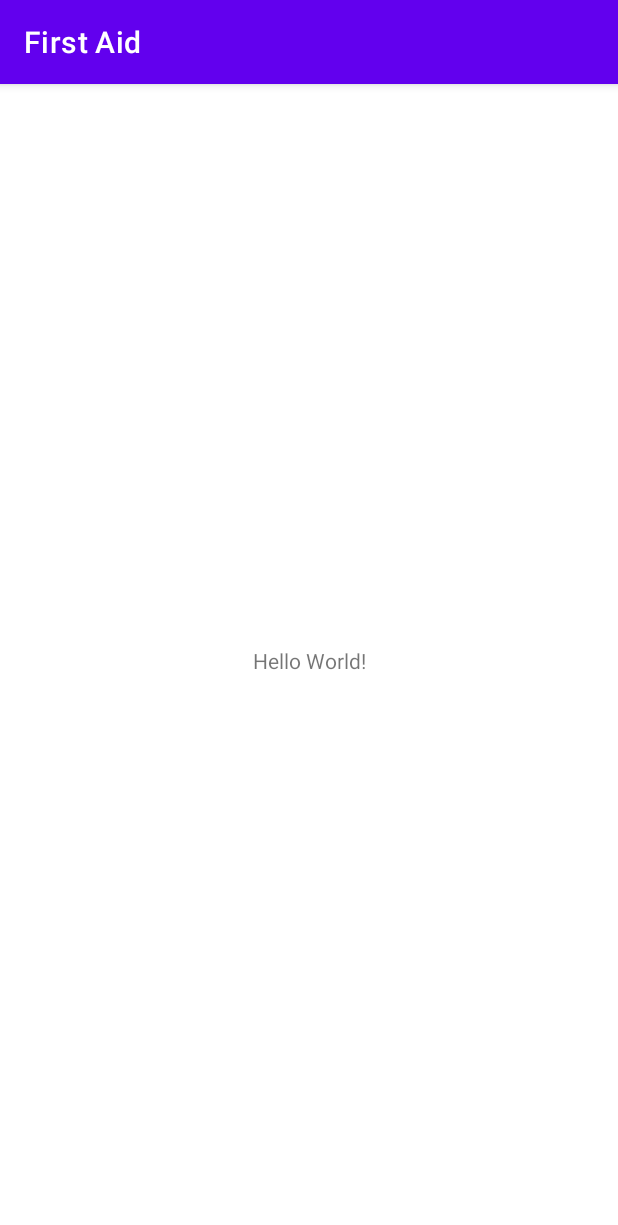
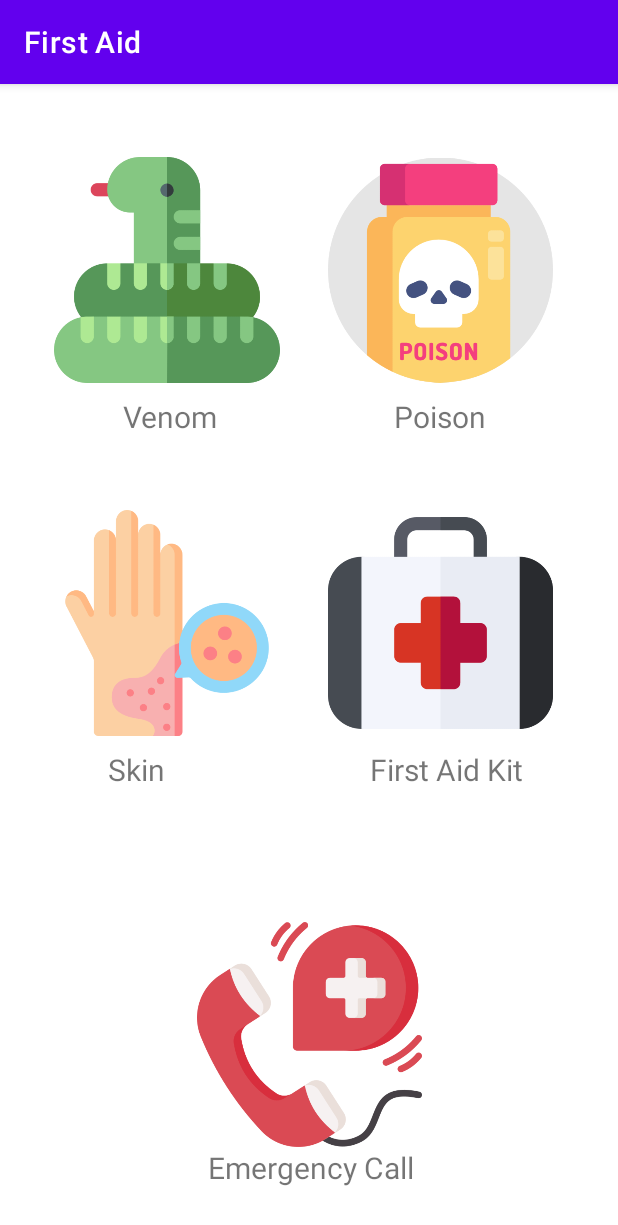
Before and after one commit to JasmanShah/first_aid_guide, an Android app: the screen it shows after launch (MainActivity), on a phone screen of 412 x 824 dp. Shown: the top 1225 px of the screen. Run offline under Robolectric (Android 15) with nearby library versions, the phone set to English and light mode, and no system bars.

Commit message:
added icon

```diff
--- a/app/src/main/res/layout/activity_main.xml
+++ b/app/src/main/res/layout/activity_main.xml
@@ -6,13 +6,121 @@
     android:layout_height="match_parent"
     tools:context=".MainActivity">
 
+    <ImageView
+        android:id="@+id/venom"
+        android:layout_width="0dp"
+        android:layout_height="0dp"
+        android:layout_marginStart="36dp"
+        android:layout_marginEnd="32dp"
+        app:layout_constraintBottom_toTopOf="@+id/venomText"
+        app:layout_constraintEnd_toStartOf="@+id/poison"
+        app:layout_constraintStart_toStartOf="parent"
+        app:layout_constraintTop_toTopOf="@+id/poison"
+        app:srcCompat="@drawable/snake" />
+
     <TextView
+        android:id="@+id/venomText"
         android:layout_width="wrap_content"
         android:layout_height="wrap_content"
-        android:text="Hello World!"
-        app:layout_constraintBottom_toBottomOf="parent"
-        app:layout_constraintLeft_toLeftOf="parent"
-        app:layout_constraintRight_toRightOf="parent"
+        android:layout_marginEnd="41dp"
+        android:layout_marginBottom="40dp"
+        android:text="Venom"
+        android:textSize="20sp"
+        app:layout_constraintBottom_toTopOf="@+id/skin"
+        app:layout_constraintEnd_toEndOf="@+id/venom" />
+
+    <ImageView
+        android:id="@+id/poison"
+        android:layout_width="0dp"
+        android:layout_height="0dp"
+        android:layout_marginTop="40dp"
+        android:layout_marginEnd="43dp"
+        android:layout_marginBottom="27dp"
+        app:layout_constraintBottom_toBottomOf="@+id/poisonText"
+        app:layout_constraintEnd_toEndOf="parent"
+        app:layout_constraintStart_toEndOf="@+id/venom"
+        app:layout_constraintTop_toTopOf="parent"
+        app:srcCompat="@drawable/poison" />
+
+    <TextView
+        android:id="@+id/poisonText"
+        android:layout_width="wrap_content"
+        android:layout_height="wrap_content"
+        android:layout_marginTop="190dp"
+        android:layout_marginBottom="190dp"
+        android:text="Poison"
+        android:textSize="20sp"
+        app:layout_constraintBottom_toTopOf="@+id/firstAidKitText"
+        app:layout_constraintEnd_toEndOf="@+id/poison"
+        app:layout_constraintStart_toStartOf="@+id/poison"
         app:layout_constraintTop_toTopOf="parent" />
 
+    <ImageView
+        android:id="@+id/skin"
+        android:layout_width="0dp"
+        android:layout_height="0dp"
+        android:layout_marginStart="36dp"
+        android:layout_marginEnd="32dp"
+        app:layout_constraintBottom_toTopOf="@+id/skinText"
+        app:layout_constraintEnd_toStartOf="@+id/firstaidkit"
+        app:layout_constraintStart_toStartOf="parent"
+        app:layout_constraintTop_toTopOf="@+id/firstaidkit"
+        app:srcCompat="@drawable/rash" />
+
+    <TextView
+        android:id="@+id/skinText"
+        android:layout_width="wrap_content"
+        android:layout_height="wrap_content"
+        android:layout_marginBottom="88dp"
+        android:text="Skin"
+        android:textSize="20sp"
+        app:layout_constraintBottom_toTopOf="@+id/imageView5"
+        app:layout_constraintEnd_toEndOf="@+id/skin"
+        app:layout_constraintHorizontal_bias="0.321"
+        app:layout_constraintStart_toStartOf="@+id/skin" />
+
+    <ImageView
+        android:id="@+id/firstaidkit"
+        android:layout_width="0dp"
+        android:layout_height="0dp"
+        android:layout_marginTop="40dp"
+        android:layout_marginEnd="43dp"
+        android:layout_marginBottom="27dp"
+        app:layout_constraintBottom_toBottomOf="@+id/firstAidKitText"
+        app:layout_constraintEnd_toEndOf="parent"
+        app:layout_constraintStart_toEndOf="@+id/skin"
+        app:layout_constraintTop_toBottomOf="@+id/poisonText"
+        app:srcCompat="@drawable/firstaidkit" />
+
+    <TextView
+        android:id="@+id/firstAidKitText"
+        android:layout_width="wrap_content"
+        android:layout_height="wrap_content"
+        android:layout_marginEnd="20dp"
+        android:text="First Aid Kit"
+        android:textSize="20sp"
+        app:layout_constraintBottom_toBottomOf="@+id/skinText"
+        app:layout_constraintEnd_toEndOf="@+id/firstaidkit"
+        app:layout_constraintTop_toTopOf="@+id/skinText" />
+
+    <ImageView
+        android:id="@+id/imageView5"
+        android:layout_width="150dp"
+        android:layout_height="150dp"
+        app:layout_constraintBottom_toTopOf="@+id/emergencyCallText"
+        app:layout_constraintEnd_toEndOf="parent"
+        app:layout_constraintStart_toStartOf="parent"
+        app:srcCompat="@drawable/emergencycall" />
+
+    <TextView
+        android:id="@+id/emergencyCallText"
+        android:layout_width="wrap_content"
+        android:layout_height="wrap_content"
+        android:layout_marginEnd="5dp"
+        android:layout_marginBottom="32dp"
+        android:text="Emergency Call"
+        android:textSize="20sp"
+        app:layout_constraintBottom_toBottomOf="parent"
+        app:layout_constraintEnd_toEndOf="@+id/imageView5" />
+
 </androidx.constraintlayout.widget.ConstraintLayout>
```
Also changed, not shown: app/src/main/res/drawable/emergencycall.png (added), app/src/main/res/drawable/firstaidkit.png (added), app/src/main/res/drawable/poison.png (added), app/src/main/res/drawable/rash.png (added), app/src/main/res/drawable/snake.png (added).
